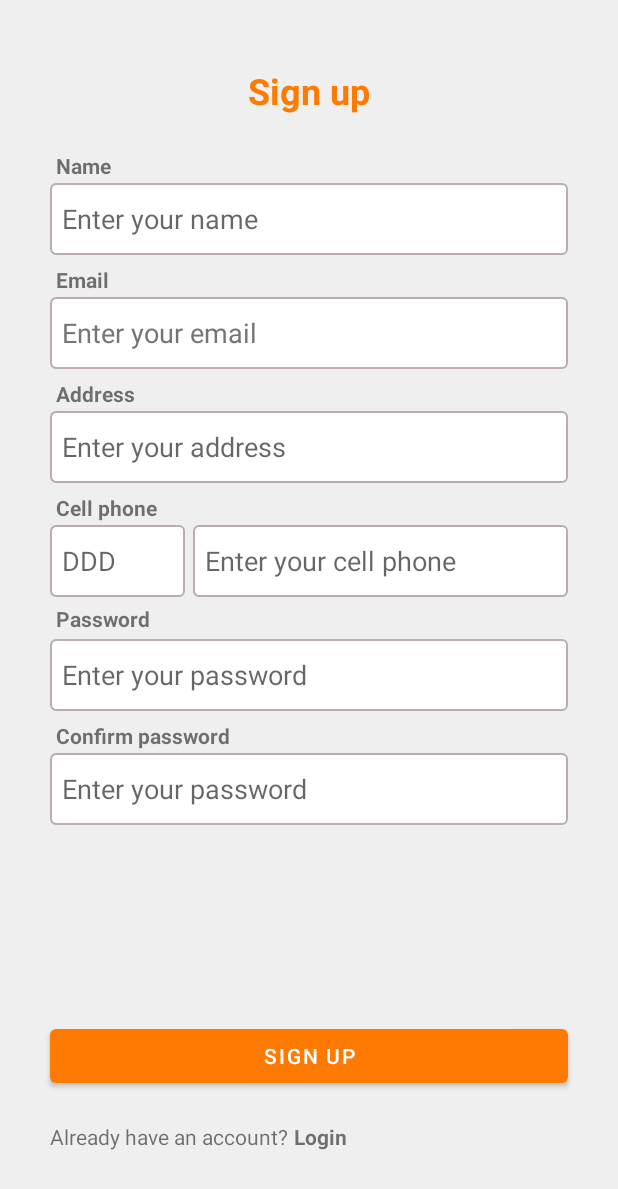
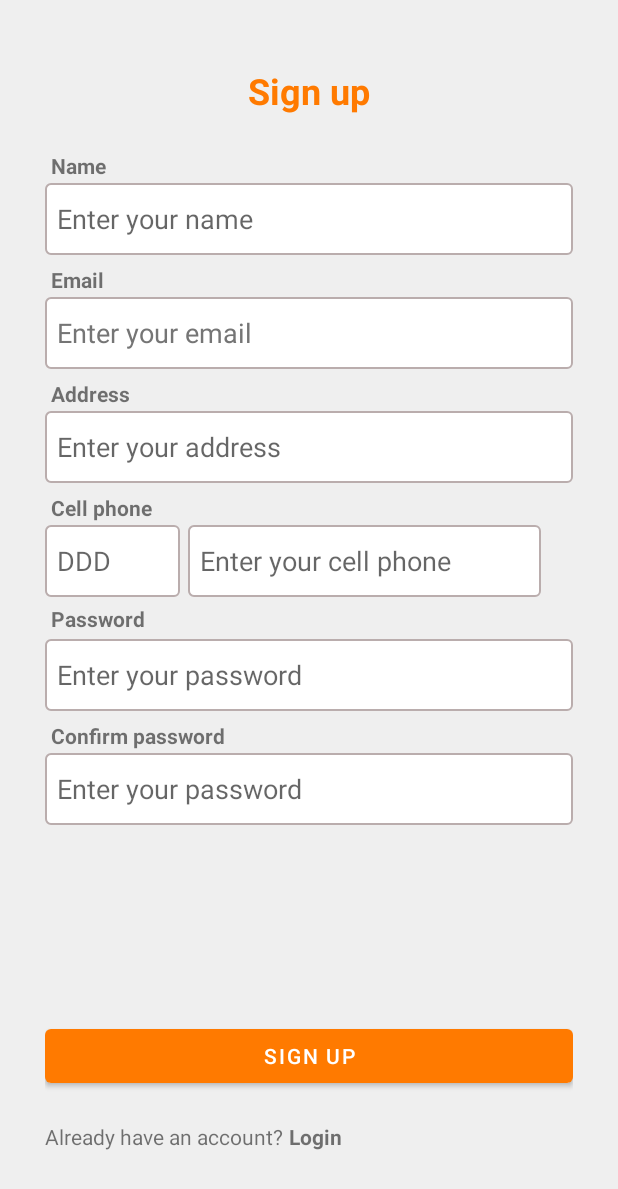
Before and after one commit to miguel57403/safe-eat-client, an Android app: the RegisterActivity screen opened directly, with no data from a screen before it, on a phone screen of 412 x 824 dp. Shown: the top 1189 px of the screen. Run offline under Robolectric (Android 15) with nearby library versions, the phone set to English and light mode, and no system bars.

Commit message:
Add padding to constraint layout of pages

```diff
--- a/app/build.gradle
+++ b/app/build.gradle
@@ -33,6 +33,9 @@ android {
 }
 
 dependencies {
+    //lifecycle
+    implementation 'androidx.lifecycle:lifecycle-extensions:2.2.0'
+    implementation "android.arch.lifecycle:viewmodel:1.1.1"
     // material
     implementation 'com.google.android.material:material:1.9.0'
     // flexbox
@@ -46,6 +49,7 @@ dependencies {
     implementation 'androidx.core:core-ktx:1.10.0'
     implementation 'androidx.appcompat:appcompat:1.6.1'
     implementation 'androidx.constraintlayout:constraintlayout:2.1.4'
+    // test
     testImplementation 'junit:junit:4.13.2'
     androidTestImplementation 'androidx.test.ext:junit:1.1.5'
     androidTestImplementation 'androidx.test.espresso:espresso-core:3.5.1'
--- a/app/src/main/AndroidManifest.xml
+++ b/app/src/main/AndroidManifest.xml
@@ -15,13 +15,13 @@
             android:name=".RegisterActivity"
             android:exported="false" />
         <activity
-            android:name=".LoginActivity"
+            android:name=".AllergyActivity"
             android:exported="false" />
         <activity
             android:name=".MainActivity"
             android:exported="false" />
         <activity
-            android:name=".AllergyActivity"
+            android:name=".LoginActivity"
             android:exported="true">
             <intent-filter>
                 <action android:name="android.intent.action.MAIN" />
--- a/app/src/main/java/mb/safeEat/RegisterActivity.kt
+++ b/app/src/main/java/mb/safeEat/RegisterActivity.kt
@@ -3,6 +3,7 @@ package mb.safeEat
 import android.content.Intent
 import androidx.appcompat.app.AppCompatActivity
 import android.os.Bundle
+import android.widget.Button
 import android.widget.TextView
 
 class RegisterActivity : AppCompatActivity() {
@@ -13,13 +14,20 @@ class RegisterActivity : AppCompatActivity() {
 
         val withAccount = findViewById<TextView>(R.id.register_with_account)
         val loginLink = findViewById<TextView>(R.id.register_login_link)
+        val submit = findViewById<Button>(R.id.register_submit)
 
         withAccount.setOnClickListener { navigateToLogin() }
         loginLink.setOnClickListener { navigateToLogin() }
+        submit.setOnClickListener { navigateToAllergies() }
     }
 
     private fun navigateToLogin() {
         val intent = Intent(this, LoginActivity::class.java)
         startActivity(intent)
     }
+
+    private fun navigateToAllergies() {
+        val intent = Intent(this, AllergyActivity::class.java)
+        startActivity(intent)
+    }
 }
--- a/app/src/main/res/layout/activity_register.xml
+++ b/app/src/main/res/layout/activity_register.xml
@@ -4,6 +4,7 @@
     xmlns:tools="http://schemas.android.com/tools"
     android:layout_width="match_parent"
     android:layout_height="match_parent"
+    android:paddingHorizontal="30dp"
     tools:context=".RegisterActivity">
 
     <TextView
@@ -32,7 +33,7 @@
 
     <EditText
         android:id="@+id/register_name_input"
-        android:layout_width="345dp"
+        android:layout_width="match_parent"
         android:layout_height="wrap_content"
         android:layout_marginTop="122dp"
         android:autofillHints="name"
@@ -60,7 +61,7 @@
 
     <EditText
         android:id="@+id/register_email_input"
-        android:layout_width="345dp"
+        android:layout_width="match_parent"
         android:layout_height="wrap_content"
         android:layout_marginTop="28dp"
         android:autofillHints="emailAddress"
@@ -89,7 +90,7 @@
 
     <EditText
         android:id="@+id/register_address_input"
-        android:layout_width="345dp"
+        android:layout_width="match_parent"
         android:layout_height="wrap_content"
         android:layout_marginTop="28dp"
         android:autofillHints="postalAddress"
@@ -134,7 +135,7 @@
 
     <EditText
         android:id="@+id/register_cell_phone_input"
-        android:layout_width="250dp"
+        android:layout_width="235dp"
         android:layout_height="wrap_content"
         android:layout_marginStart="5dp"
         android:layout_marginTop="28dp"
@@ -162,7 +163,7 @@
 
     <EditText
         android:id="@+id/register_password_input"
-        android:layout_width="345dp"
+        android:layout_width="match_parent"
         android:layout_height="wrap_content"
         android:layout_marginTop="28dp"
         android:autofillHints="password"
@@ -190,7 +191,7 @@
 
     <EditText
         android:id="@+id/register_confirm_password_input"
-        android:layout_width="345dp"
+        android:layout_width="match_parent"
         android:layout_height="wrap_content"
         android:layout_marginTop="28dp"
         android:autofillHints="password"
@@ -207,9 +208,8 @@
 
     <Button
         android:id="@+id/register_submit"
-        android:layout_width="345dp"
+        android:layout_width="match_parent"
         android:layout_height="wrap_content"
-        android:layout_marginHorizontal="16dp"
         android:layout_marginBottom="96dp"
         android:text="@string/register_submit"
         app:layout_constraintBottom_toBottomOf="parent"
```
Also changed, not shown: app/src/main/java/mb/safeEat/AllergyActivity.kt (+8 -6 lines), app/src/main/res/layout/activity_login.xml (+4 -4 lines).
